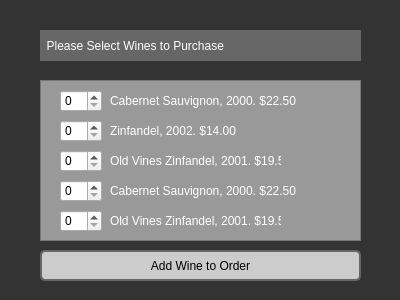
The window that shopforwine.ui (tyler949/CS1D-FirstPorject) describes before a commit, drawn with Qt 5.
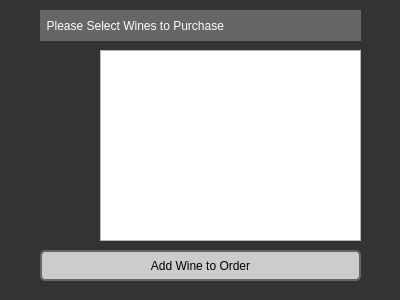
The same window after the commit.

```diff
--- a/shopforwine.ui
+++ b/shopforwine.ui
@@ -47,13 +47,14 @@
 {
   background:#999; 
 color: #fff;
-}</string>
+}
+QSpinBox::down-button { height: 20px;}</string>
   </property>
   <widget class="QLabel" name="visiting">
    <property name="geometry">
     <rect>
      <x>40</x>
-     <y>30</y>
+     <y>10</y>
      <width>321</width>
      <height>31</height>
     </rect>
@@ -62,137 +63,6 @@
     <string>  Please Select Wines to Purchase</string>
    </property>
   </widget>
-  <widget class="QFrame" name="frame">
-   <property name="geometry">
-    <rect>
-     <x>40</x>
-     <y>80</y>
-     <width>321</width>
-     <height>161</height>
-    </rect>
-   </property>
-   <property name="frameShape">
-    <enum>QFrame::StyledPanel</enum>
-   </property>
-   <property name="frameShadow">
-    <enum>QFrame::Raised</enum>
-   </property>
-   <widget class="QSpinBox" name="spinBox">
-    <property name="geometry">
-     <rect>
-      <x>20</x>
-      <y>10</y>
-      <width>42</width>
-      <height>22</height>
-     </rect>
-    </property>
-   </widget>
-   <widget class="QSpinBox" name="spinBox_2">
-    <property name="geometry">
-     <rect>
-      <x>20</x>
-      <y>40</y>
-      <width>42</width>
-      <height>22</height>
-     </rect>
-    </property>
-   </widget>
-   <widget class="QSpinBox" name="spinBox_3">
-    <property name="geometry">
-     <rect>
-      <x>20</x>
-      <y>70</y>
-      <width>42</width>
-      <height>22</height>
-     </rect>
-    </property>
-   </widget>
-   <widget class="QSpinBox" name="spinBox_4">
-    <property name="geometry">
-     <rect>
-      <x>20</x>
-      <y>100</y>
-      <width>42</width>
-      <height>22</height>
-     </rect>
-    </property>
-   </widget>
-   <widget class="QSpinBox" name="spinBox_5">
-    <property name="geometry">
-     <rect>
-      <x>20</x>
-      <y>130</y>
-      <width>42</width>
-      <height>22</height>
-     </rect>
-    </property>
-   </widget>
-   <widget class="QLabel" name="label">
-    <property name="geometry">
-     <rect>
-      <x>70</x>
-      <y>10</y>
-      <width>191</width>
-      <height>21</height>
-     </rect>
-    </property>
-    <property name="text">
-     <string>Cabernet Sauvignon, 2000. $22.50</string>
-    </property>
-   </widget>
-   <widget class="QLabel" name="label_2">
-    <property name="geometry">
-     <rect>
-      <x>70</x>
-      <y>40</y>
-      <width>171</width>
-      <height>21</height>
-     </rect>
-    </property>
-    <property name="text">
-     <string>Zinfandel, 2002. $14.00</string>
-    </property>
-   </widget>
-   <widget class="QLabel" name="label_3">
-    <property name="geometry">
-     <rect>
-      <x>70</x>
-      <y>70</y>
-      <width>171</width>
-      <height>21</height>
-     </rect>
-    </property>
-    <property name="text">
-     <string>Old Vines Zinfandel, 2001. $19.50</string>
-    </property>
-   </widget>
-   <widget class="QLabel" name="label_4">
-    <property name="geometry">
-     <rect>
-      <x>70</x>
-      <y>100</y>
-      <width>191</width>
-      <height>21</height>
-     </rect>
-    </property>
-    <property name="text">
-     <string>Cabernet Sauvignon, 2000. $22.50</string>
-    </property>
-   </widget>
-   <widget class="QLabel" name="label_5">
-    <property name="geometry">
-     <rect>
-      <x>70</x>
-      <y>130</y>
-      <width>171</width>
-      <height>21</height>
-     </rect>
-    </property>
-    <property name="text">
-     <string>Old Vines Zinfandel, 2001. $19.50</string>
-    </property>
-   </widget>
-  </widget>
   <widget class="QPushButton" name="pushButton">
    <property name="geometry">
     <rect>
@@ -206,6 +76,27 @@
     <string>Add Wine to Order</string>
    </property>
   </widget>
+  <widget class="QListWidget" name="listWidget">
+   <property name="geometry">
+    <rect>
+     <x>100</x>
+     <y>50</y>
+     <width>261</width>
+     <height>191</height>
+    </rect>
+   </property>
+  </widget>
+  <widget class="QWidget" name="verticalLayoutWidget">
+   <property name="geometry">
+    <rect>
+     <x>40</x>
+     <y>50</y>
+     <width>51</width>
+     <height>191</height>
+    </rect>
+   </property>
+   <layout class="QVBoxLayout" name="verticalLayout"/>
+  </widget>
  </widget>
  <resources/>
  <connections/>
```
